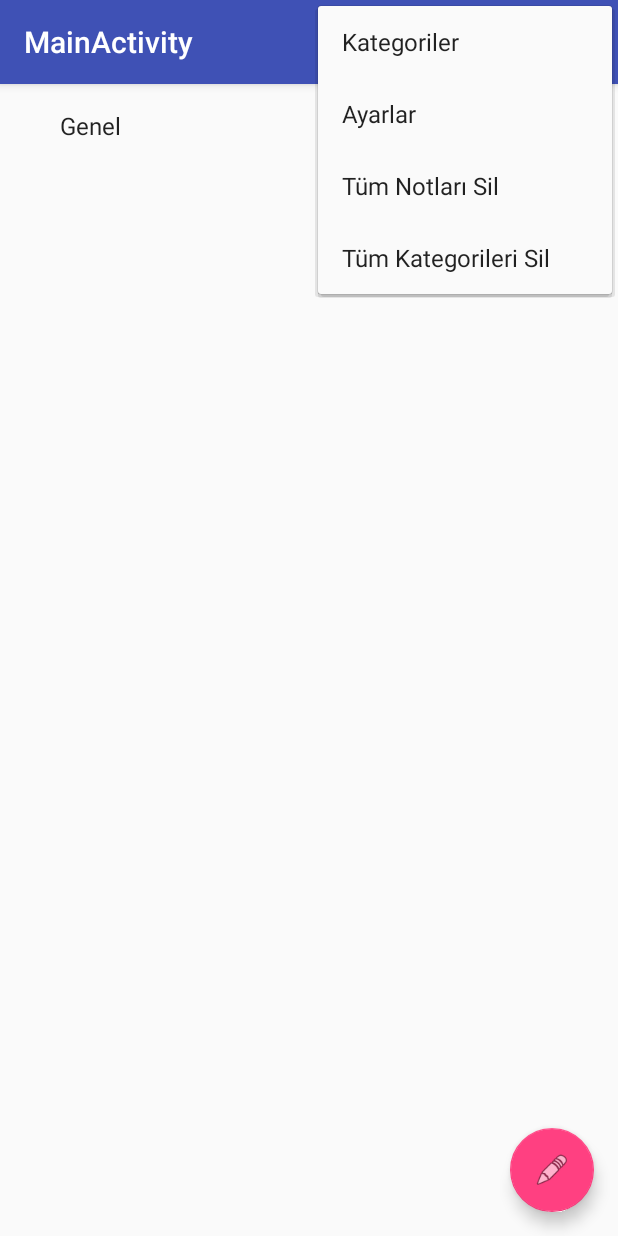
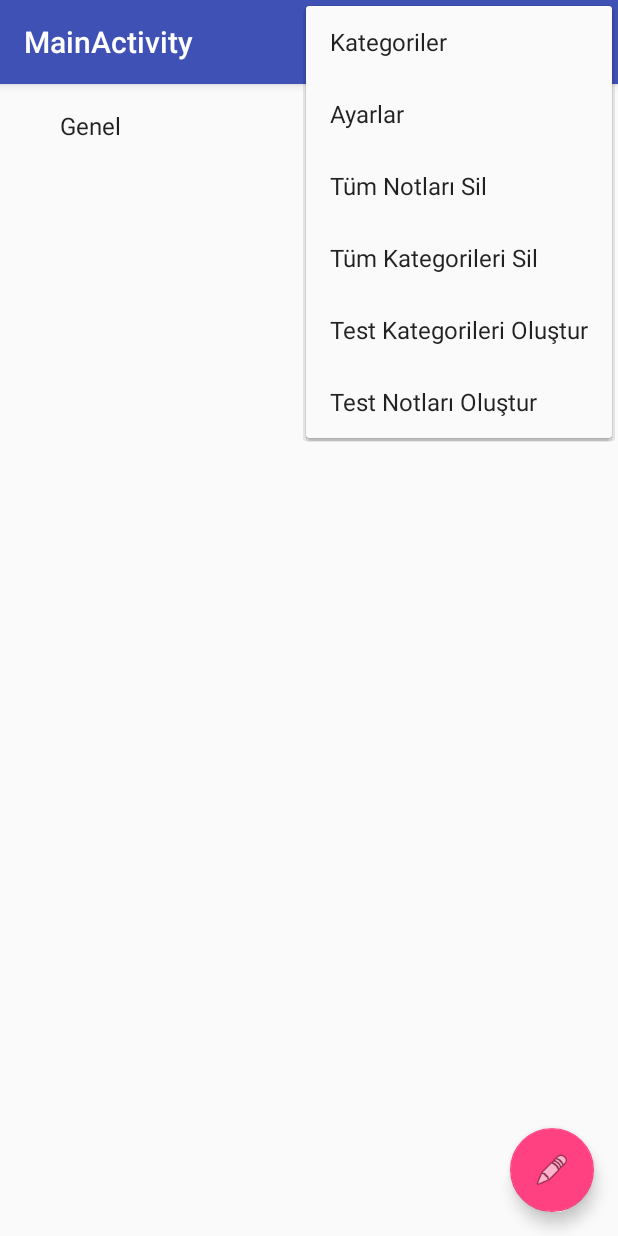
Before and after one commit to bsrAkdg/AndroidMiniStudies, an Android app: the screen it shows after launch (MainActivity), with the options menu open, on a phone screen of 412 x 824 dp. Run offline under Robolectric (Android 15) with nearby library versions, the phone set to English and light mode, and no system bars.

```diff
--- a/DataPersistence/SqliteApp/app/src/main/res/menu/menu_main.xml
+++ b/DataPersistence/SqliteApp/app/src/main/res/menu/menu_main.xml
@@ -26,4 +26,16 @@
         android:title="@string/action_remove_categories"
         app:showAsAction="never"/>
 
+    <item
+        android:id="@+id/action_create_categories"
+        android:orderInCategory="201"
+        android:title="@string/action_test_category"
+        app:showAsAction="never"/>
+
+    <item
+        android:id="@+id/action_create_notes"
+        android:orderInCategory="202"
+        android:title="@string/action_test_note"
+        app:showAsAction="never"/>
+
 </menu>
--- a/DataPersistence/SqliteApp/app/src/main/res/values/strings.xml
+++ b/DataPersistence/SqliteApp/app/src/main/res/values/strings.xml
@@ -5,6 +5,8 @@
     <string name="action_category">Kategoriler</string>
     <string name="action_remove_notes">Tüm Notları Sil</string>
     <string name="action_remove_categories">Tüm Kategorileri Sil</string>
+    <string name="action_test_category">Test Kategorileri Oluştur</string>
+    <string name="action_test_note">Test Notları Oluştur</string>
 
     <string-array name="categories">
         <item>Genel</item>
```
Also changed, not shown: DataPersistence/SqliteApp/app/src/main/java/com/bsrakdg/com/sqliteapp/MainActivity.java (+7 -4 lines), DataPersistence/SqliteApp/app/src/main/java/com/bsrakdg/com/sqliteapp/db/NoteQueryHandler.java (added, +15 -0 lines).
